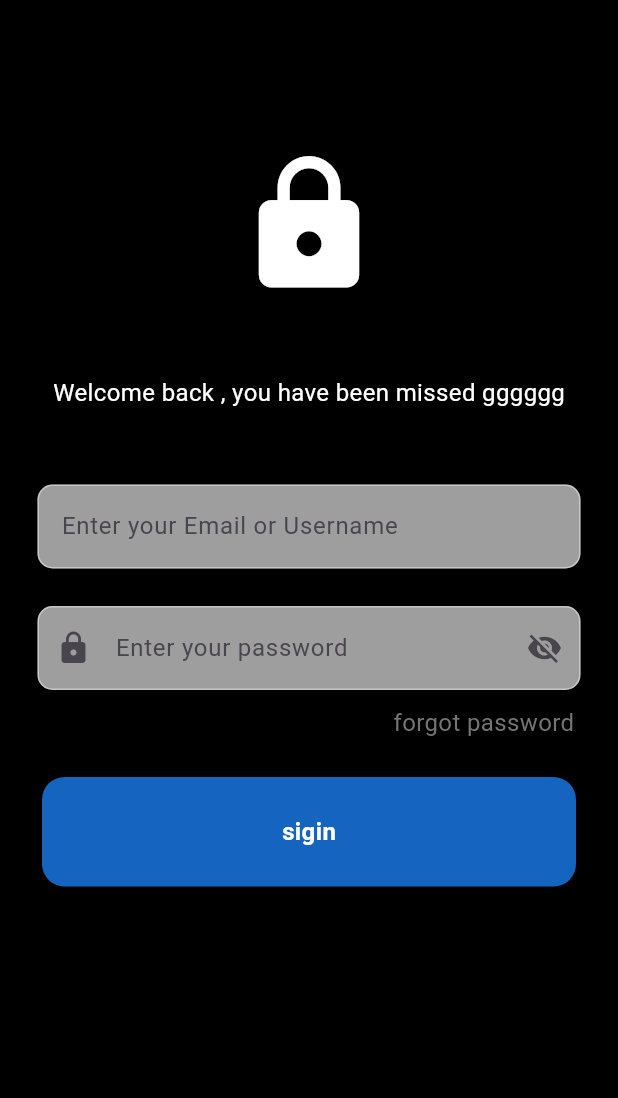
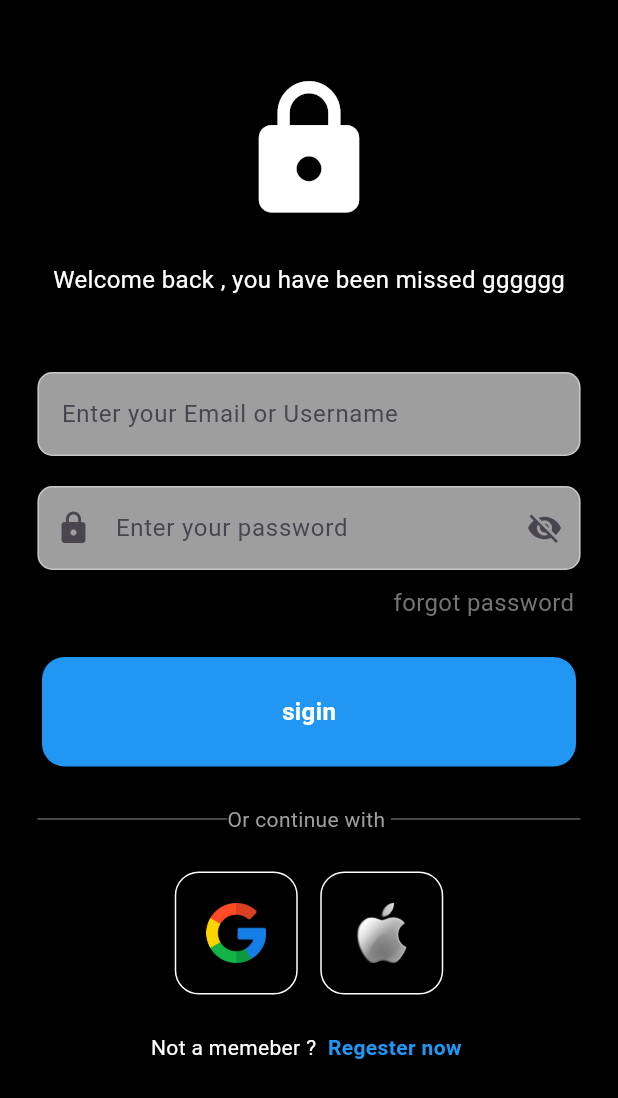
Before and after one commit to LinaDjebli/tourism_application, a Flutter app: the screen it shows after launch, on a phone screen of 412 x 824 dp. Shown: the top 1098 px of the screen. Run offline on Flutter 3.47's test engine with Material 3 defaults, Android fonts, the phone set to English and light mode, and no system bars.

Commit message:
login ui

```diff
--- /dev/null
+++ b/lib/SquaretTile.dart
@@ -0,0 +1,20 @@
+import 'package:flutter/material.dart';
+
+class SquareTile extends StatelessWidget {
+  final String imagepath;
+  const SquareTile({super.key, required this.imagepath});
+
+  @override
+  Widget build(BuildContext context) {
+    // TODO: implement build
+    return Container(
+        padding: EdgeInsets.all(20),
+        decoration: BoxDecoration(
+            borderRadius: BorderRadius.circular(16),
+            border: Border.all(color: Colors.white)),
+        child: Image.asset(
+          imagepath,
+          height: 40,
+        ));
+  }
+}
--- a/lib/loginpage/login.dart
+++ b/lib/loginpage/login.dart
@@ -1,5 +1,6 @@
 import 'package:flutter/foundation.dart';
 import 'package:flutter/material.dart';
+import 'package:tourism_application/SquaretTile.dart';
 import 'package:tourism_application/loginpage/signin.dart';
 import 'package:tourism_application/loginpage/textfiled.dart';
 
@@ -12,7 +13,8 @@ class loginPage extends StatelessWidget {
   final usernamecontroller = TextEditingController();
   bool visibaleicon = false;
   Icon passwordIcon = Icon(Icons.visibility_off);
-
+  // sigin methode
+  void SgininMethod() {}
   @override
   Widget build(BuildContext context) {
     return Scaffold(
@@ -21,7 +23,7 @@ class loginPage extends StatelessWidget {
             child: Center(
                 child: Column(
           children: [
-            SizedBox(height: 100),
+            SizedBox(height: 50),
             //logo
             Icon(
               Icons.lock,
@@ -29,7 +31,7 @@ class loginPage extends StatelessWidget {
               color: Colors.white,
             ),
 
-            const SizedBox(height: 50),
+            const SizedBox(height: 25),
 
             //welcome back message
             Text(
@@ -47,7 +49,7 @@ class loginPage extends StatelessWidget {
               hintext: 'Enter your Email or Username ',
               obscuretext: false,
             ),
-            const SizedBox(height: 25),
+            const SizedBox(height: 20),
 
             //password textfield
             Padding(
@@ -100,9 +102,72 @@ class loginPage extends StatelessWidget {
 
             const SizedBox(height: 25),
             // sign in button
-            sigin(),
+            sigin(
+              onTap: SgininMethod,
+            ),
+            const SizedBox(height: 25),
+            //continue with
+            Padding(
+                padding: const EdgeInsets.symmetric(horizontal: 25),
+                child: Row(
+                  children: [
+                    Expanded(
+                      child: Divider(
+                        thickness: 0.5,
+                        color: Colors.grey[400],
+                      ),
+                    ),
+                    Text(
+                      'Or continue with ',
+                      style: TextStyle(
+                        color: Colors.grey,
+                      ),
+                    ),
+                    Expanded(
+                        child: Divider(
+                      thickness: 0.5,
+                      color: Colors.grey[400],
+                    ))
+                  ],
+                )),
 
-            //not a memeber regiter now
+            const SizedBox(
+              height: 25,
+            ),
+
+            //google and apple sign in
+            Row(
+              mainAxisAlignment: MainAxisAlignment.center,
+              children: [
+                SquareTile(imagepath: 'lib/photos/google.png'),
+                const SizedBox(width: 15),
+                SquareTile(
+                    imagepath:
+                        'lib/photos/kisspng-apple-iphone-5af7d926427d25.7954913915261924222724.png')
+              ],
+            ),
+
+            //regester now
+            const SizedBox(
+              height: 25,
+            ),
+            Row(
+              mainAxisAlignment: MainAxisAlignment.center,
+              children: [
+                Text(
+                  "Not a memeber ? ",
+                  style: TextStyle(color: Colors.white),
+                ),
+                const SizedBox(
+                  width: 4,
+                ),
+                Text(
+                  "Regester now ",
+                  style: TextStyle(
+                      color: Colors.blue, fontWeight: FontWeight.bold),
+                )
+              ],
+            )
           ],
         ))));
   }
--- a/lib/loginpage/signin.dart
+++ b/lib/loginpage/signin.dart
@@ -1,20 +1,25 @@
 import 'package:flutter/material.dart';
 
 class sigin extends StatelessWidget {
-  const sigin({super.key});
+  final Function()? onTap;
+  const sigin({super.key, required this.onTap});
 
   @override
   Widget build(BuildContext context) {
-    return Container(
+    return GestureDetector(
+        onTap: onTap,
+        child: Container(
             padding: EdgeInsets.all(25),
             margin: EdgeInsets.symmetric(horizontal: 28),
             decoration: BoxDecoration(
-            color: Colors.blue[800], borderRadius: BorderRadius.circular(15.0)),
+                color: Colors.blue, borderRadius: BorderRadius.circular(15.0)),
             child: Center(
                 child: Text(
               "sigin",
               style: TextStyle(
-              fontWeight: FontWeight.bold, color: Colors.white, fontSize: 16),
-        )));
+                  fontWeight: FontWeight.bold,
+                  color: Colors.white,
+                  fontSize: 16),
+            ))));
   }
 }
--- a/pubspec.yaml
+++ b/pubspec.yaml
@@ -61,6 +61,7 @@ flutter:
   # To add assets to your application, add an assets section, like this:
   assets:
     - lib/photos/
+
   #   - images/a_dot_ham.jpeg
 
   # An image asset can refer to one or more resolution-specific "variants", see
```
Also changed, not shown: lib/photos/apple-16.png (added), lib/photos/apple-logo-logo-transparent-png-116590456411cnymwp6zn.png (added), lib/photos/apple.png (added), lib/photos/black-n-white-apple-logo-png-clipart.jpg (added), lib/photos/google.png (added), lib/photos/kisspng-apple-iphone-5af7d926427d25.7954913915261924222724.png (added), pubspec.lock. Lines whose indentation alone changed are shown as unchanged.
